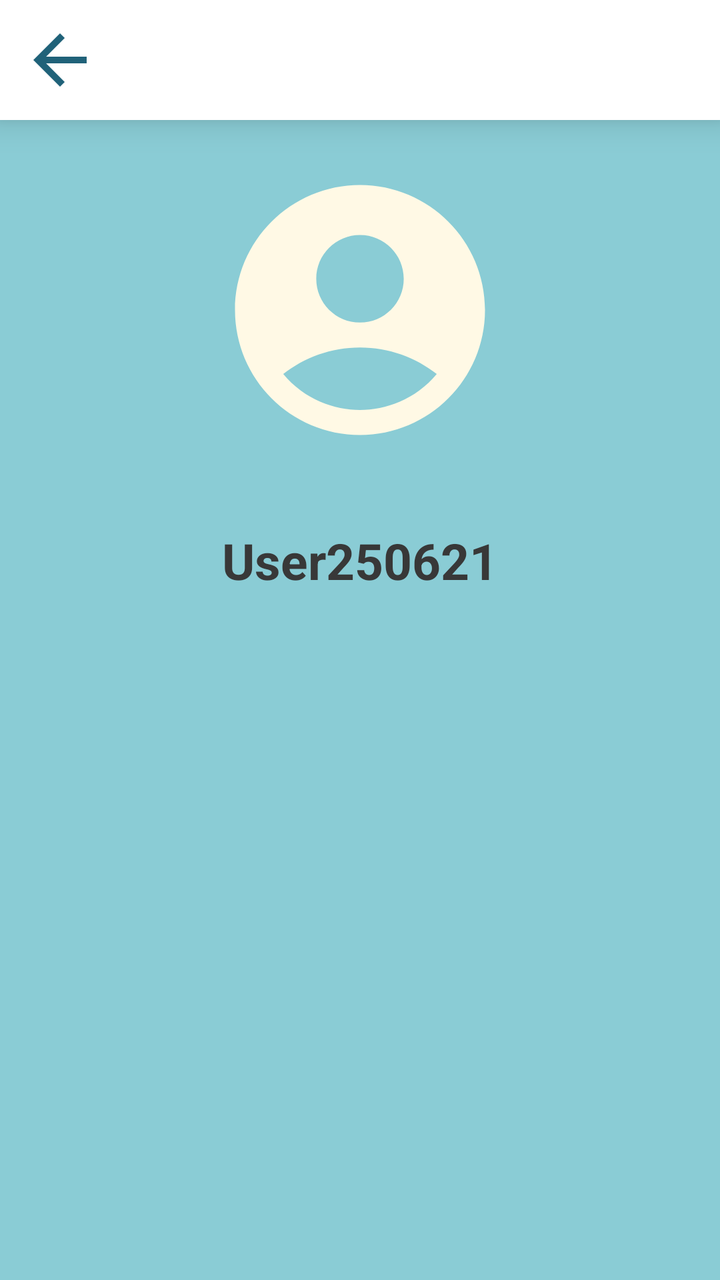
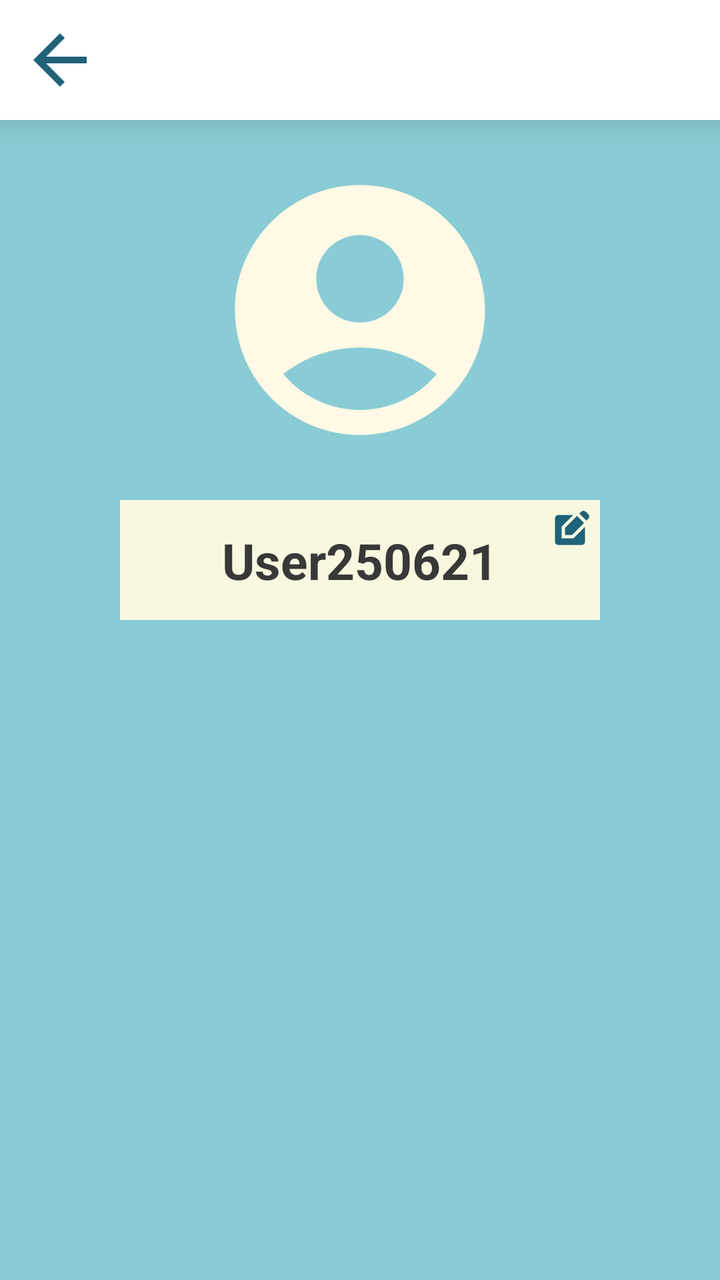

The first picture is an Android layout as it rendered before a commit; the second is the same layout after the commit. The layout source and the unified diff follow.
<!-- AndroidManifest.xml: application theme Theme.BakerBoy -->
<!-- res/layout/activity_profile.xml -->
<?xml version="1.0" encoding="utf-8"?>
<LinearLayout xmlns:android="http://schemas.android.com/apk/res/android"
    xmlns:app="http://schemas.android.com/apk/res-auto"
    xmlns:tools="http://schemas.android.com/tools"
    android:id="@+id/main"
    android:orientation="vertical"
    android:layout_width="match_parent"
    android:layout_height="match_parent"
    tools:context=".ProfileActivity">
    <LinearLayout
        android:id="@+id/linearLayout"
        android:layout_width="match_parent"
        android:layout_height="60dp"
        android:background="@color/white"
        android:elevation="10dp"
        android:gravity="center_vertical"
        android:orientation="horizontal"
        app:layout_constraintTop_toTopOf="parent">

        <ImageButton
            android:id="@+id/backButton"
            android:layout_width="40dp"
            android:layout_height="40dp"
            android:layout_marginLeft="10dp"
            android:background="@drawable/baseline_arrow_back_24" />
    </LinearLayout>
    <LinearLayout
        android:layout_width="match_parent"
        android:layout_height="0dp"
        android:layout_weight="1"
        android:orientation="vertical"
        android:background="@color/blue1">
        <ImageView
            android:layout_width="150dp"
            android:layout_height="150dp"
            android:layout_gravity="center_horizontal"
            android:layout_margin="20dp"
            android:background="@drawable/baseline_account_circle_24"
            android:elevation="10dp"/>
        <androidx.constraintlayout.widget.ConstraintLayout
            android:layout_width="match_parent"
            android:layout_height="60dp"
            android:layout_marginHorizontal="60dp">

            <TextView
                android:layout_width="wrap_content"
                android:layout_height="wrap_content"
                android:layout_margin="5dp"
                android:text="User250621"
                android:textColor="@color/grey2"
                android:textSize="25sp"
                android:textStyle="bold"
                app:layout_constraintBottom_toBottomOf="parent"
                app:layout_constraintEnd_toEndOf="parent"
                app:layout_constraintStart_toStartOf="parent"
                app:layout_constraintTop_toTopOf="parent" />
        </androidx.constraintlayout.widget.ConstraintLayout>

    </LinearLayout>

</LinearLayout>
<!-- resources referenced by this layout -->
<resources>
  <color name="blue1">#8ACCD5</color>
  <color name="grey2">#383838</color>
  <color name="white">#FFFFFFFF</color>
  <!-- drawable baseline_account_circle_24 (drawable) -->
  <vector xmlns:android="http://schemas.android.com/apk/res/android" android:height="24dp" android:tint="#FFF9E5" android:viewportHeight="24" android:viewportWidth="24" android:width="24dp">
        
      <path android:fillColor="@android:color/white" android:pathData="M12,2C6.48,2 2,6.48 2,12s4.48,10 10,10s10,-4.48 10,-10S17.52,2 12,2zM12,6c1.93,0 3.5,1.57 3.5,3.5S13.93,13 12,13s-3.5,-1.57 -3.5,-3.5S10.07,6 12,6zM12,20c-2.03,0 -4.43,-0.82 -6.14,-2.88C7.55,15.8 9.68,15 12,15s4.45,0.8 6.14,2.12C16.43,19.18 14.03,20 12,20z"/>
      
  </vector>
  <!-- drawable baseline_arrow_back_24 (drawable) -->
  <vector xmlns:android="http://schemas.android.com/apk/res/android" android:autoMirrored="true" android:height="24dp" android:tint="#206279" android:viewportHeight="24" android:viewportWidth="24" android:width="24dp">
        
      <path android:fillColor="@android:color/white" android:pathData="M20,11H7.83l5.59,-5.59L12,4l-8,8 8,8 1.41,-1.41L7.83,13H20v-2z"/>
      
  </vector>
  <style name="Theme.BakerBoy" parent="Base.Theme.BakerBoy" />
  <style name="Base.Theme.BakerBoy" parent="Theme.Material3.DayNight.NoActionBar">
          
          
      </style>
</resources>

<!-- the commit's change to res/layout/activity_profile.xml (unified diff, before → after) -->
@@ -40,7 +40,16 @@
         <androidx.constraintlayout.widget.ConstraintLayout
             android:layout_width="match_parent"
             android:layout_height="60dp"
-            android:layout_marginHorizontal="60dp">
+            android:layout_marginHorizontal="60dp"
+            android:background="@color/white2">
+
+            <ImageButton
+                android:layout_width="20dp"
+                android:layout_height="20dp"
+                android:layout_margin="5dp"
+                android:background="@drawable/baseline_edit_square_24"
+                app:layout_constraintEnd_toEndOf="parent"
+                app:layout_constraintTop_toTopOf="parent" />
 
             <TextView
                 android:layout_width="wrap_content"
<!-- resource entries referenced after the edit -->
@@ -3,6 +3,7 @@
   <color name="blue1">#8ACCD5</color>
   <color name="grey2">#383838</color>
   <color name="white">#FFFFFFFF</color>
+  <color name="white2">#F8F8E1</color>
   <!-- drawable baseline_account_circle_24 (drawable) -->
   <vector xmlns:android="http://schemas.android.com/apk/res/android" android:height="24dp" android:tint="#FFF9E5" android:viewportHeight="24" android:viewportWidth="24" android:width="24dp">
         
@@ -15,6 +16,16 @@
       <path android:fillColor="@android:color/white" android:pathData="M20,11H7.83l5.59,-5.59L12,4l-8,8 8,8 1.41,-1.41L7.83,13H20v-2z"/>
       
   </vector>
+  <!-- drawable baseline_edit_square_24 (drawable) -->
+  <vector xmlns:android="http://schemas.android.com/apk/res/android" android:height="24dp" android:tint="#206279" android:viewportHeight="24" android:viewportWidth="24" android:width="24dp">
+        
+      <path android:fillColor="@android:color/white" android:pathData="M7,17V9.93L13.93,3l0,0H5C3.9,3 3,3.9 3,5v14c0,1.1 0.9,2 2,2h14c1.1,0 2,-0.9 2,-2v-8.93L14.07,17H7z"/>
+        
+      <path android:fillColor="@android:color/white" android:pathData="M9,15l4.24,0l7.2,-7.2l-4.24,-4.24l-7.2,7.2z"/>
+        
+      <path android:fillColor="@android:color/white" android:pathData="M22.91,2.49l-1.41,-1.41c-0.78,-0.78 -2.05,-0.78 -2.83,0l-1.06,1.06l4.24,4.24l1.06,-1.06C23.7,4.54 23.7,3.27 22.91,2.49z"/>
+      
+  </vector>
   <style name="Theme.BakerBoy" parent="Base.Theme.BakerBoy" />
   <style name="Base.Theme.BakerBoy" parent="Theme.Material3.DayNight.NoActionBar">
           
